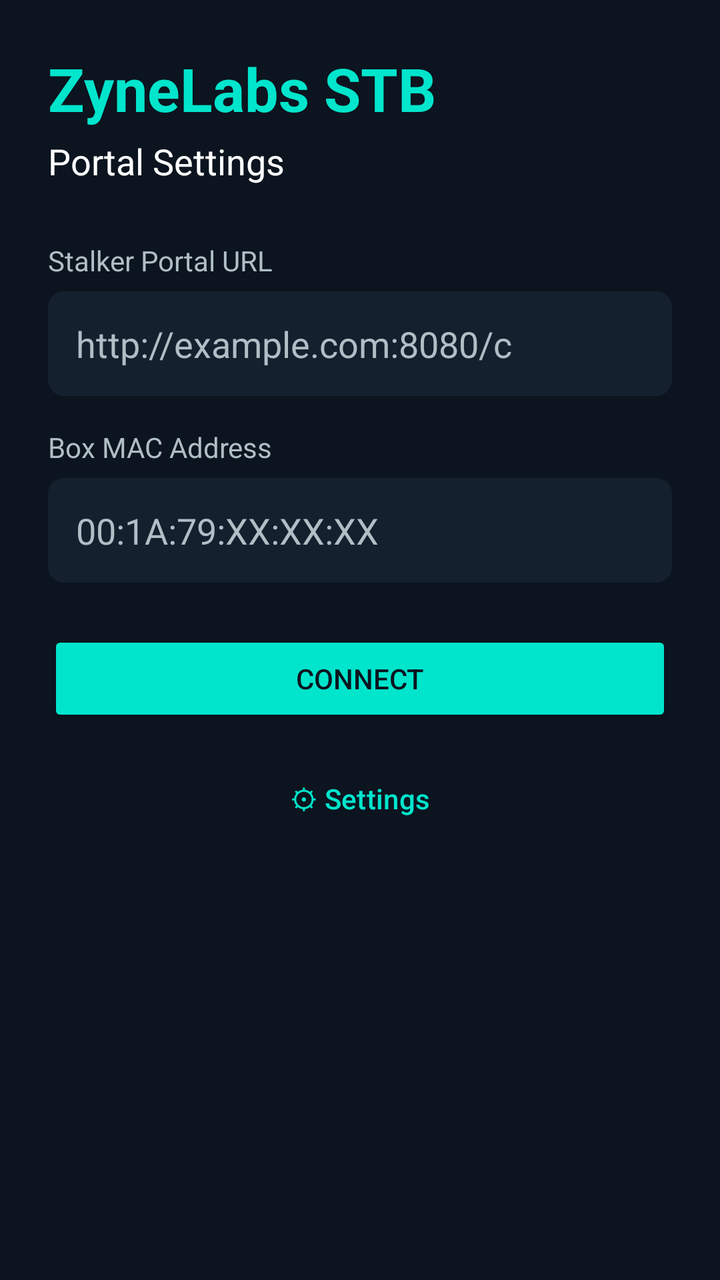
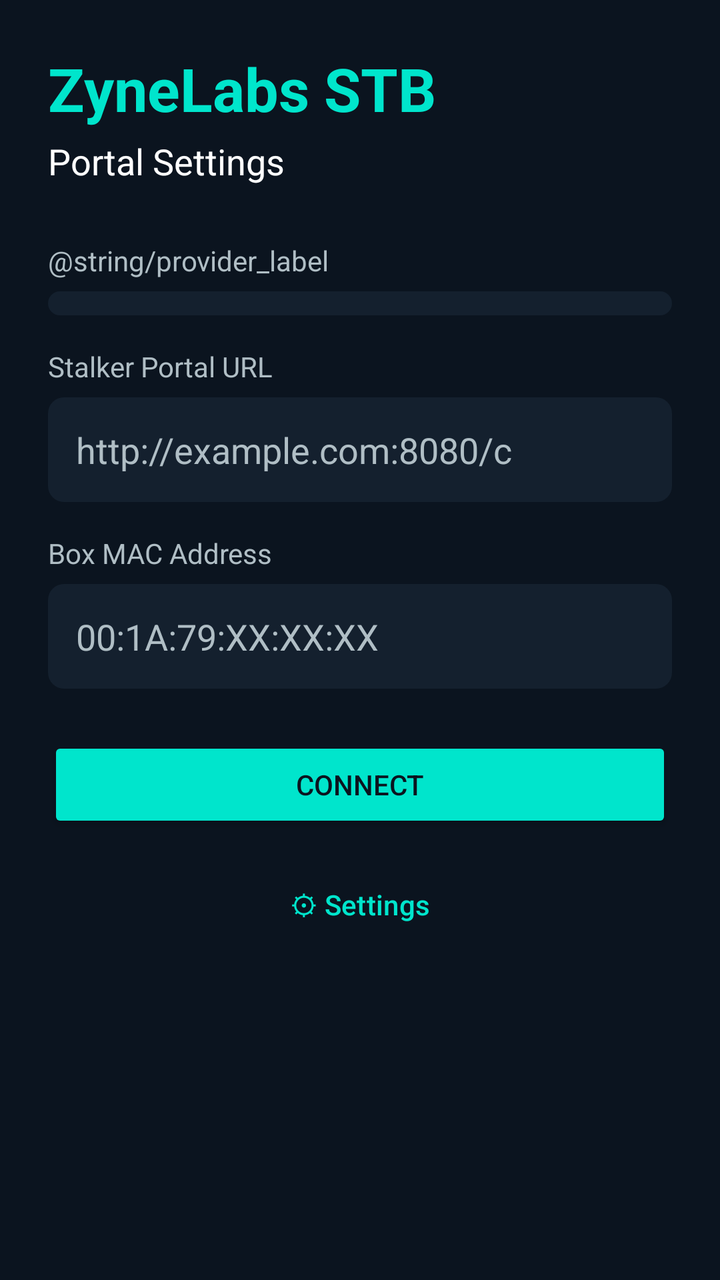

Before-and-after screenshots of an Android layout around one commit, followed by the original layout XML and the change that was made.
<!-- AndroidManifest.xml: application theme Theme.ZyneLabsSTB -->
<!-- res/layout/activity_main.xml -->
<?xml version="1.0" encoding="utf-8"?>
<ScrollView xmlns:android="http://schemas.android.com/apk/res/android"
    android:layout_width="match_parent"
    android:layout_height="match_parent"
    android:background="@color/background"
    android:fillViewport="true">

    <LinearLayout
        android:layout_width="match_parent"
        android:layout_height="wrap_content"
        android:orientation="vertical"
        android:padding="24dp">

        <TextView
            android:layout_width="wrap_content"
            android:layout_height="wrap_content"
            android:layout_marginBottom="4dp"
            android:text="@string/app_name"
            android:textColor="@color/teal"
            android:textSize="30sp"
            android:textStyle="bold" />

        <TextView
            android:layout_width="wrap_content"
            android:layout_height="wrap_content"
            android:layout_marginBottom="28dp"
            android:text="@string/settings_title"
            android:textColor="@color/text_primary"
            android:textSize="18sp" />

        <TextView
            android:layout_width="wrap_content"
            android:layout_height="wrap_content"
            android:layout_marginBottom="6dp"
            android:text="@string/portal_url_label"
            android:textColor="@color/text_secondary"
            android:textSize="14sp" />

        <EditText
            android:id="@+id/etPortalUrl"
            android:layout_width="match_parent"
            android:layout_height="wrap_content"
            android:layout_marginBottom="16dp"
            android:hint="@string/portal_url_hint"
            android:inputType="textUri"
            android:padding="14dp"
            android:textColor="@color/text_primary"
            android:textColorHint="@color/text_secondary"
            android:background="@drawable/edit_text_background" />

        <TextView
            android:layout_width="wrap_content"
            android:layout_height="wrap_content"
            android:layout_marginBottom="6dp"
            android:text="@string/mac_label"
            android:textColor="@color/text_secondary"
            android:textSize="14sp" />

        <EditText
            android:id="@+id/etMac"
            android:layout_width="match_parent"
            android:layout_height="wrap_content"
            android:layout_marginBottom="24dp"
            android:hint="@string/mac_hint"
            android:inputType="text"
            android:padding="14dp"
            android:textColor="@color/text_primary"
            android:textColorHint="@color/text_secondary"
            android:background="@drawable/edit_text_background" />

        <Button
            android:id="@+id/btnConnect"
            android:layout_width="match_parent"
            android:layout_height="wrap_content"
            android:padding="14dp"
            android:text="@string/connect"
            android:textColor="@color/background"
            android:backgroundTint="@color/teal" />

        <Button
            android:id="@+id/btnSettings"
            style="@style/Widget.Material3.Button.TextButton"
            android:layout_width="match_parent"
            android:layout_height="wrap_content"
            android:layout_marginTop="12dp"
            android:focusable="true"
            android:text="@string/settings_button"
            android:textColor="@color/teal" />

        <TextView
            android:id="@+id/tvStatus"
            android:layout_width="match_parent"
            android:layout_height="wrap_content"
            android:layout_marginTop="16dp"
            android:textColor="@color/text_secondary"
            android:textSize="14sp" />

    </LinearLayout>
</ScrollView>
<!-- resources referenced by this layout -->
<resources>
  <color name="background">#0B141F</color>
  <color name="teal">#00E5CC</color>
  <color name="text_primary">#FFFFFF</color>
  <color name="text_secondary">#B0BEC5</color>
  <!-- drawable edit_text_background (drawable) -->
  <?xml version="1.0" encoding="utf-8"?>
  <selector xmlns:android="http://schemas.android.com/apk/res/android">
      <item android:state_focused="true">
          <shape android:shape="rectangle">
              <solid android:color="@color/surface" />
              <stroke android:width="2dp" android:color="@color/teal" />
              <corners android:radius="8dp" />
          </shape>
      </item>
      <item>
          <shape android:shape="rectangle">
              <solid android:color="@color/surface" />
              <corners android:radius="8dp" />
          </shape>
      </item>
  </selector>
  <string name="app_name">ZyneLabs STB</string>
  <string name="connect">Connect</string>
  <string name="mac_hint">00:1A:79:XX:XX:XX</string>
  <string name="mac_label">Box MAC Address</string>
  <string name="portal_url_hint">http://example.com:8080/c</string>
  <string name="portal_url_label">Stalker Portal URL</string>
  <string name="settings_button">⚙ Settings</string>
  <string name="settings_title">Portal Settings</string>
  <style name="Theme.ZyneLabsSTB" parent="Theme.Material3.Dark.NoActionBar">
          <item name="colorPrimary">@color/teal</item>
          <item name="colorOnPrimary">@color/background</item>
          <item name="colorSecondary">@color/teal</item>
          <item name="android:windowBackground">@color/background</item>
          <item name="android:statusBarColor">@color/background</item>
          <item name="android:navigationBarColor">@color/background</item>
          <item name="android:textColorPrimary">@color/text_primary</item>
      </style>
  <color name="surface">#14202E</color>
</resources>

<!-- the commit's change to res/layout/activity_main.xml (unified diff, before → after) -->
@@ -27,6 +27,40 @@
             android:text="@string/settings_title"
             android:textColor="@color/text_primary"
             android:textSize="18sp" />
+
+        <TextView
+            android:layout_width="wrap_content"
+            android:layout_height="wrap_content"
+            android:layout_marginBottom="6dp"
+            android:text="@string/provider_label"
+            android:textColor="@color/text_secondary"
+            android:textSize="14sp" />
+
+        <LinearLayout
+            android:layout_width="match_parent"
+            android:layout_height="wrap_content"
+            android:layout_marginBottom="16dp"
+            android:gravity="center_vertical"
+            android:orientation="horizontal">
+
+            <Spinner
+                android:id="@+id/spProvider"
+                android:layout_width="0dp"
+                android:layout_height="wrap_content"
+                android:layout_weight="1"
+                android:background="@drawable/edit_text_background"
+                android:padding="6dp" />
+
+            <Button
+                android:id="@+id/btnDeleteProvider"
+                style="@style/Widget.Material3.Button.TextButton"
+                android:layout_width="wrap_content"
+                android:layout_height="wrap_content"
+                android:text="@string/delete"
+                android:textColor="@color/teal"
+                android:visibility="gone" />
+
+        </LinearLayout>
 
         <TextView
             android:layout_width="wrap_content"
